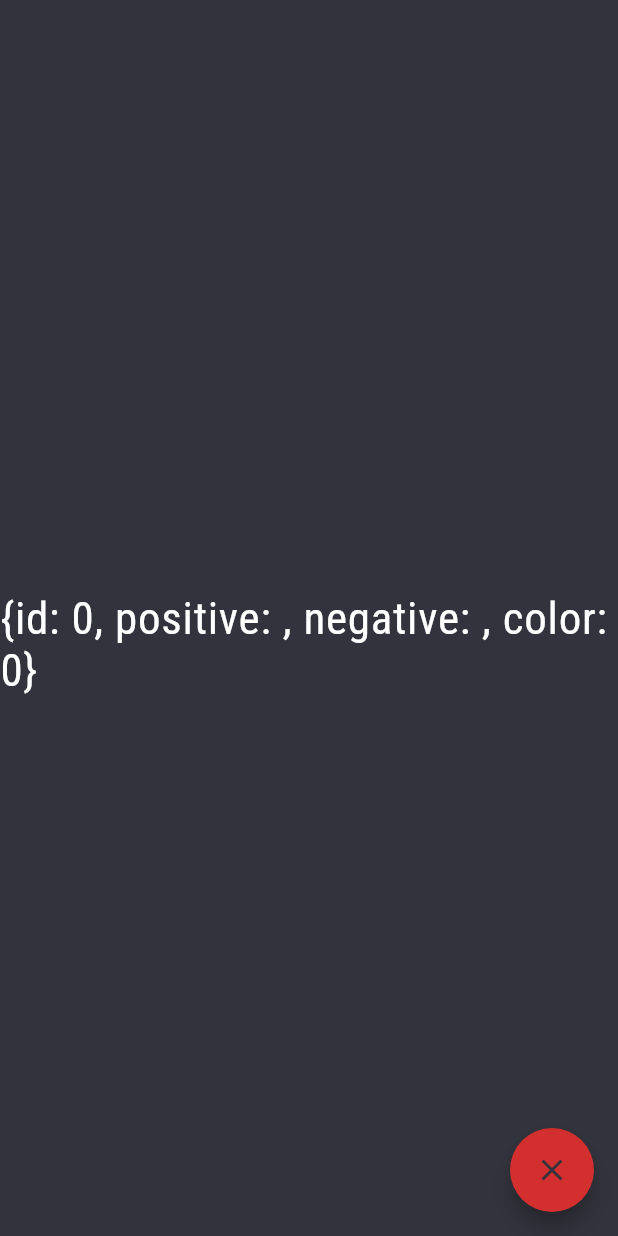
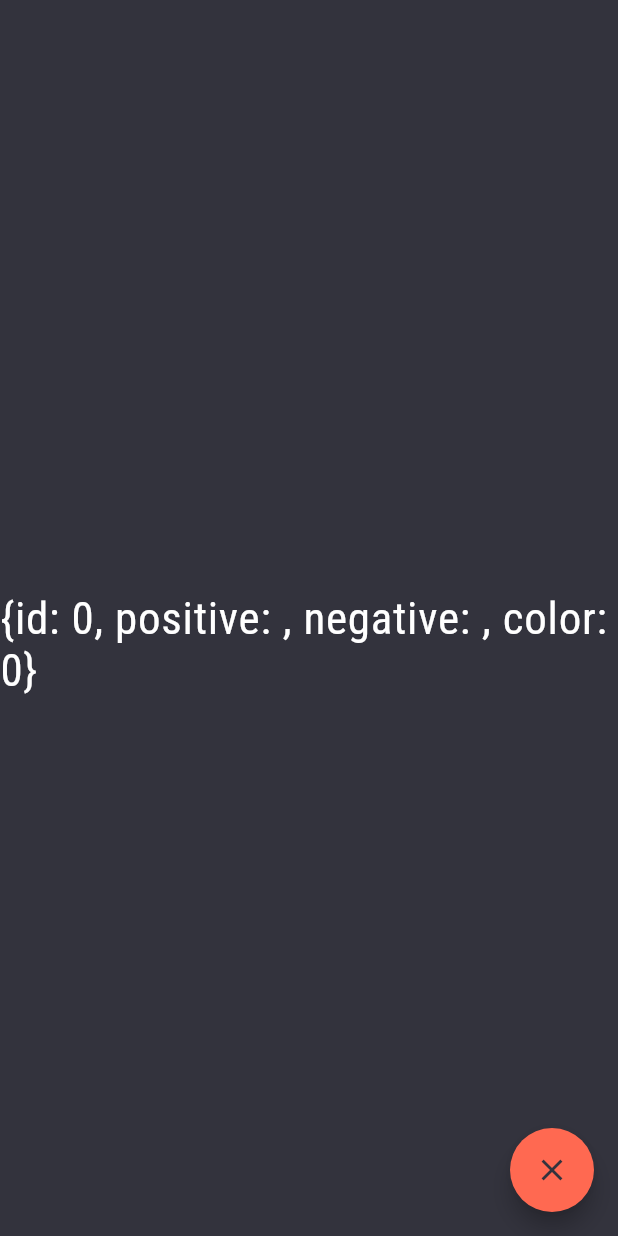
Before and after one commit to Ao99/emoriver, a Flutter app: the AddPage screen opened directly with empty values, on a phone screen of 412 x 824 dp. Run offline on Flutter 3.47's test engine with Material 2 defaults, Android fonts, the phone set to English and light mode, and no system bars; our stand-ins replace adaptive_breakpoints, cloud_firestore, firebase_auth, firebase_core, google_fonts, tuple; accounts and stored records are empty.

Commit message:
Update colors.dart

```diff
--- a/lib/utils/colors.dart
+++ b/lib/utils/colors.dart
@@ -1,12 +1,20 @@
 import 'dart:ui';
 
 class ThemeColors {
-  static const Color happy = Color(0xFFFFAC12);
-  static const Color sad = Color(0xFF254E7B);
-  static const Color calm = Color(0xFF007D51);
-  static const Color angry = Color(0xFF9D3E2E);
-  static const Color intrigued = Color(0xFF82D5B5);
-  static const Color bored = Color(0x99575757);
+  static const Color joy = Color(0xFFFFAC12);
+  static const Color sadness = Color(0xFFFFAC12);
+  static const Color calmness = Color(0xFF007D51);
+  static const Color anger = Color(0xFF007D51);
+  static const Color confidence = Color(0xFF2B8992);
+  static const Color anxiety = Color(0xFF2B8992);
+  static const Color like = Color(0xFFCA8A8A);
+  static const Color dislike = Color(0xFFCA8A8A);
+  static const Color excitement = Color(0xFFCA6218);
+  static const Color boredom = Color(0xFFCA6218);
+  static const Color satisfaction = Color(0xFF245A97);
+  static const Color disappointment = Color(0xFF245A97);
+  static const Color eagerness = Color(0xFF582F80);
+  static const Color fear = Color(0xFF582F80);
 
   static const List<Color> accountColors = <Color>[
     Color(0xFF005D57),
@@ -40,25 +48,5 @@ class ThemeColors {
   static const Color buttonHoverColor = Color(0xFF0CD392);
   static const Color focusColor = Color(0xCCFFFFFF);
   static const Color dividerColor = Color(0xAA282828);
-  static const Color cancelColor = Color(0xFFFF6951);
-
-  /// Convenience method to get a single account color with position i.
-  static Color accountColor(int i) {
-    return cycledColor(accountColors, i);
-  }
-
-  /// Convenience method to get a single bill color with position i.
-  static Color billColor(int i) {
-    return cycledColor(billColors, i);
-  }
-
-  /// Convenience method to get a single budget color with position i.
-  static Color budgetColor(int i) {
-    return cycledColor(budgetColors, i);
-  }
-
-  /// Gets a color from a list that is considered to be infinitely repeating.
-  static Color cycledColor(List<Color> colors, int i) {
-    return colors[i % colors.length];
-  }
+  static const Color errorColor = Color(0xFFFF6951);
 }
```
